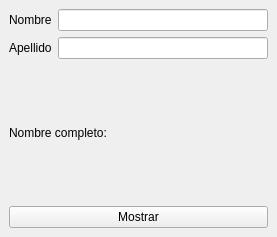
Old version of the form Trabajos Practicos/TP3/Ejercicio 3/MainWindow.ui in the repository soyXander/Laboratorio-de-Computacion-II.
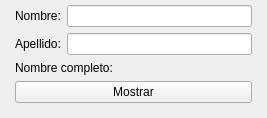
New version of the form.

```diff
--- a/Trabajos Practicos/TP3/Ejercicio 3/MainWindow.ui
+++ b/Trabajos Practicos/TP3/Ejercicio 3/MainWindow.ui
@@ -6,8 +6,8 @@
    <rect>
     <x>0</x>
     <y>0</y>
-    <width>277</width>
-    <height>237</height>
+    <width>267</width>
+    <height>116</height>
    </rect>
   </property>
   <property name="windowTitle">
@@ -15,9 +15,21 @@
   </property>
   <widget class="QWidget" name="centralwidget">
    <layout class="QVBoxLayout" name="verticalLayout_2">
+    <property name="leftMargin">
+     <number>15</number>
+    </property>
+    <property name="topMargin">
+     <number>5</number>
+    </property>
+    <property name="rightMargin">
+     <number>15</number>
+    </property>
+    <property name="bottomMargin">
+     <number>15</number>
+    </property>
     <item>
-     <layout class="QHBoxLayout" name="horizontalLayout">
-      <item>
+     <layout class="QFormLayout" name="formulario">
+      <item row="0" column="0">
        <widget class="QLabel" name="lbNombre">
         <property name="maximumSize">
          <size>
@@ -26,11 +38,11 @@
          </size>
         </property>
         <property name="text">
-         <string>Nombre</string>
+         <string>Nombre:</string>
         </property>
        </widget>
       </item>
-      <item>
+      <item row="0" column="1">
        <widget class="QLineEdit" name="fldNombre">
         <property name="maximumSize">
          <size>
@@ -40,11 +52,7 @@
         </property>
        </widget>
       </item>
-     </layout>
-    </item>
-    <item>
-     <layout class="QHBoxLayout" name="horizontalLayout_2">
-      <item>
+      <item row="1" column="0">
        <widget class="QLabel" name="lbApellido">
         <property name="maximumSize">
          <size>
@@ -53,11 +61,11 @@
          </size>
         </property>
         <property name="text">
-         <string>Apellido</string>
+         <string>Apellido:</string>
         </property>
        </widget>
       </item>
-      <item>
+      <item row="1" column="1">
        <widget class="QLineEdit" name="fldApellido">
         <property name="maximumSize">
          <size>
```
